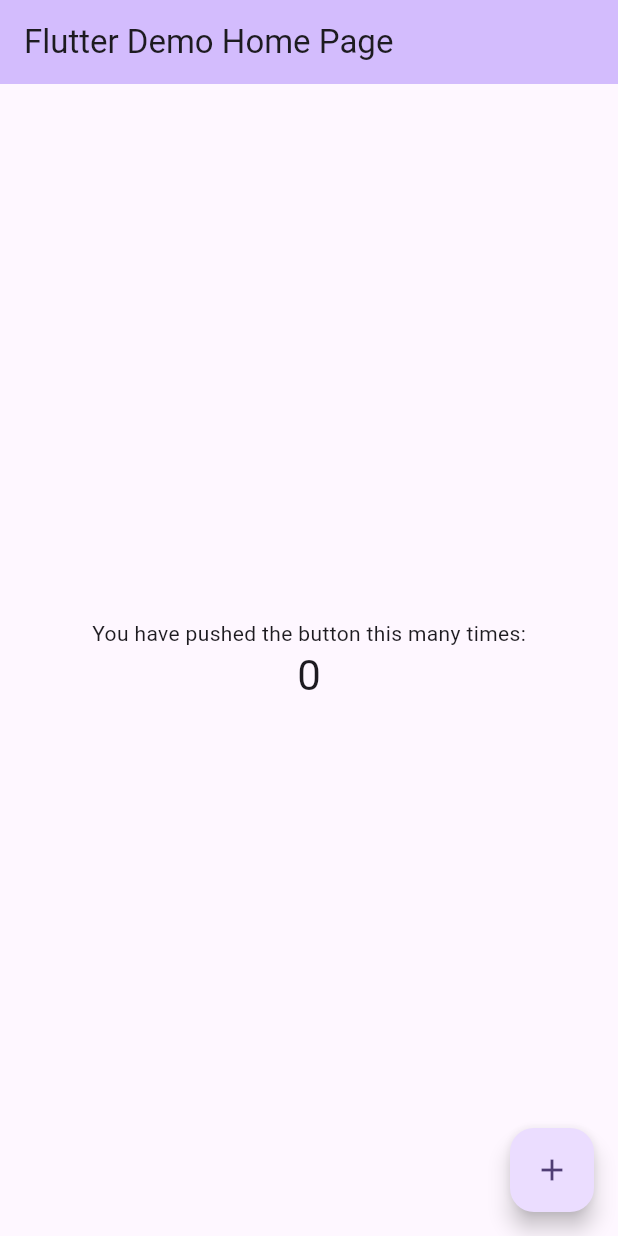
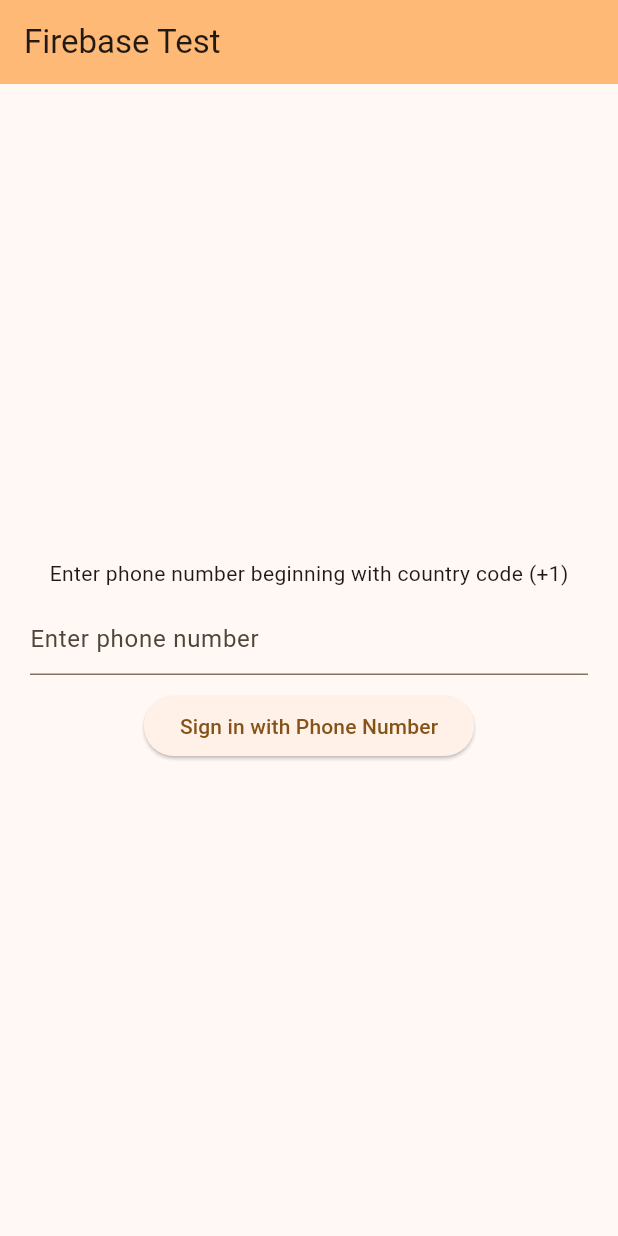
Before and after one commit to Jhultink/FlutterFirebaseTest, a Flutter app: the screen it shows after launch, on a phone screen of 412 x 824 dp. Run offline on Flutter 3.47's test engine with Material 3 defaults, Android fonts, the phone set to English and light mode, and no system bars; our stand-ins replace firebase_auth, firebase_core; accounts and stored records are empty.

Commit message:
Added firebase phone sign in

```diff
--- a/flutter_firebase_test/lib/main.dart
+++ b/flutter_firebase_test/lib/main.dart
@@ -1,6 +1,16 @@
+import 'dart:developer';
+
+import 'package:firebase_auth/firebase_auth.dart';
 import 'package:flutter/material.dart';
+import 'package:firebase_core/firebase_core.dart';
+import 'firebase_options.dart';
 
-void main() {
+void main() async {
+  WidgetsFlutterBinding.ensureInitialized();
+  await Firebase.initializeApp(
+    options: DefaultFirebaseOptions.currentPlatform,
+  );
+
   runApp(const MyApp());
 }
 
@@ -12,58 +22,129 @@
     return MaterialApp(
       title: 'Flutter Demo',
       theme: ThemeData(
-        colorScheme: ColorScheme.fromSeed(seedColor: Colors.deepPurple),
+        colorScheme: ColorScheme.fromSeed(seedColor: Colors.orange),
         useMaterial3: true,
       ),
-      home: const MyHomePage(title: 'Flutter Demo Home Page'),
+      home: const MyHomePage(),
     );
   }
 }
 
 class MyHomePage extends StatefulWidget {
-  const MyHomePage({super.key, required this.title});
-
-  final String title;
+  const MyHomePage({super.key});
 
   @override
   State<MyHomePage> createState() => _MyHomePageState();
 }
 
 class _MyHomePageState extends State<MyHomePage> {
-  int _counter = 0;
-
-  void _incrementCounter() {
-    setState(() {
-      _counter++;
-    });
-  }
+  String? phoneNumber;
+  bool showConfirmation = false;
 
   @override
   Widget build(BuildContext context) {
     return Scaffold(
       appBar: AppBar(
         backgroundColor: Theme.of(context).colorScheme.inversePrimary,
-        title: Text(widget.title),
+        title: const Text('Firebase Test'),
       ),
       body: Center(
         child: Column(
           mainAxisAlignment: MainAxisAlignment.center,
-          children: <Widget>[
-            const Text(
-              'You have pushed the button this many times:',
+          children: [
+            Text('Enter phone number beginning with country code (+1)'),
+            Padding(
+              padding: const EdgeInsets.symmetric(horizontal: 20, vertical: 10),
+              child: TextField(
+                decoration: const InputDecoration(
+                  hintText: 'Enter phone number',
+                ),
+                onChanged: (value) {
+                  setState(() {
+                    phoneNumber = value;
+                  });
+                },
+              ),
             ),
-            Text(
-              '$_counter',
-              style: Theme.of(context).textTheme.headlineMedium,
+            ElevatedButton(
+              onPressed: () async {
+                if (phoneNumber != null) {
+                  final auth = FirebaseAuth.instance;
+
+                  await auth.verifyPhoneNumber(
+                    phoneNumber: phoneNumber!,
+                    verificationCompleted:
+                        (PhoneAuthCredential credential) async {
+                      log('Verification completed: $credential');
+                      await auth.signInWithCredential(credential);
+                    },
+                    verificationFailed: (FirebaseAuthException e) {
+                      log('Verification failed: $e');
+                    },
+                    codeSent: (String verificationId, int? resendToken) async {
+                      log('Code sent: $verificationId');
+                      String? smsCode = await showConfirmationDialog();
+                      if (smsCode != null) {
+                        // Create a PhoneAuthCredential with the code
+                        PhoneAuthCredential credential =
+                            PhoneAuthProvider.credential(
+                                verificationId: verificationId,
+                                smsCode: smsCode);
+
+                        // Sign the user in (or link) with the credential
+                        final user =
+                            await auth.signInWithCredential(credential);
+                        log('User: $user');
+                      }
+                    },
+                    codeAutoRetrievalTimeout: (String verificationId) {
+                      log('Code auto retrieval timeout: $verificationId');
+                    },
+                  );
+
+                  // if (code != null) {
+                  //   UserCredential creds = await auth.
+                  //   log('User: ${creds.user}');
+                  // } else {
+                  //   log('Code is null');
+                  // }
+                } else {
+                  log('Phone number is null');
+                }
+              },
+              child: const Text('Sign in with Phone Number'),
             ),
           ],
         ),
       ),
-      floatingActionButton: FloatingActionButton(
-        onPressed: _incrementCounter,
-        tooltip: 'Increment',
-        child: const Icon(Icons.add),
-      ),
+    );
+  }
+
+  Future<String?> showConfirmationDialog() async {
+    String? verificationCode;
+
+    return await showDialog<String>(
+      context: context,
+      builder: (BuildContext context) {
+        return AlertDialog(
+          title: const Text('Enter Confirmation Code'),
+          content: TextField(
+            onChanged: (value) {
+              setState(() {
+                verificationCode = value;
+              });
+            },
+          ),
+          actions: <Widget>[
+            TextButton(
+              onPressed: () {
+                Navigator.of(context).pop(verificationCode);
+              },
+              child: const Text('Submit'),
+            ),
+          ],
+        );
+      },
     );
   }
 }
--- a/flutter_firebase_test/pubspec.yaml
+++ b/flutter_firebase_test/pubspec.yaml
@@ -36,6 +36,7 @@
   # Use with the CupertinoIcons class for iOS style icons.
   cupertino_icons: ^1.0.8
   firebase_auth: ^5.3.1
+  firebase_core: ^3.6.0
 
 dev_dependencies:
   flutter_test:
```
Also changed, not shown: flutter_firebase_test/firebase.json (added), flutter_firebase_test/lib/firebase_options.dart (added), flutter_firebase_test/pubspec.lock, 5 other files.
